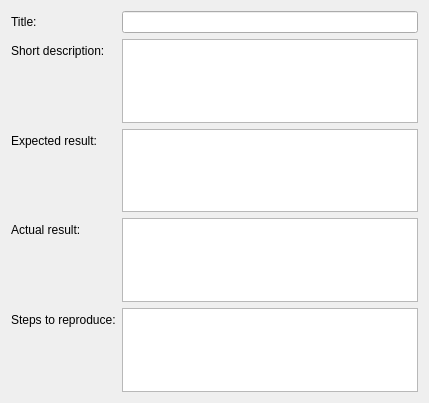
Before: the Qt Designer form src/plugins/dolozhee/bugreportpage.ui in 0xd34df00d/leechcraft, drawn with Qt 5.
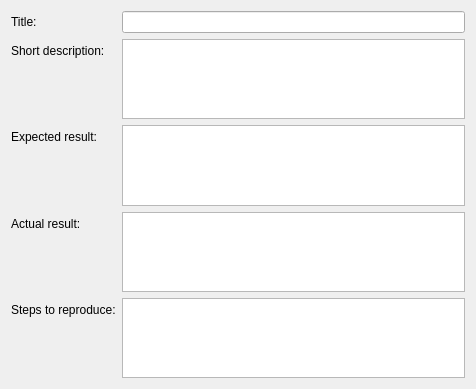
After: the same form once the commit is applied.

Diff of the .ui file:
```diff
--- a/src/plugins/dolozhee/bugreportpage.ui
+++ b/src/plugins/dolozhee/bugreportpage.ui
@@ -6,8 +6,8 @@
    <rect>
     <x>0</x>
     <y>0</y>
-    <width>429</width>
-    <height>403</height>
+    <width>476</width>
+    <height>389</height>
    </rect>
   </property>
   <property name="windowTitle">
@@ -35,7 +35,14 @@
     </widget>
    </item>
    <item row="1" column="1">
-    <widget class="QPlainTextEdit" name="ShortDesc_"/>
+    <widget class="QPlainTextEdit" name="ShortDesc_">
+     <property name="sizePolicy">
+      <sizepolicy hsizetype="Expanding" vsizetype="Expanding">
+       <horstretch>0</horstretch>
+       <verstretch>1</verstretch>
+      </sizepolicy>
+     </property>
+    </widget>
    </item>
    <item row="4" column="0">
     <widget class="QLabel" name="label_3">
@@ -45,7 +52,14 @@
     </widget>
    </item>
    <item row="4" column="1">
-    <widget class="QPlainTextEdit" name="STR_"/>
+    <widget class="QPlainTextEdit" name="STR_">
+     <property name="sizePolicy">
+      <sizepolicy hsizetype="Expanding" vsizetype="Expanding">
+       <horstretch>0</horstretch>
+       <verstretch>1</verstretch>
+      </sizepolicy>
+     </property>
+    </widget>
    </item>
    <item row="2" column="0">
     <widget class="QLabel" name="label_4">
@@ -55,7 +69,14 @@
     </widget>
    </item>
    <item row="2" column="1">
-    <widget class="QPlainTextEdit" name="ER_"/>
+    <widget class="QPlainTextEdit" name="ER_">
+     <property name="sizePolicy">
+      <sizepolicy hsizetype="Expanding" vsizetype="Expanding">
+       <horstretch>0</horstretch>
+       <verstretch>1</verstretch>
+      </sizepolicy>
+     </property>
+    </widget>
    </item>
    <item row="3" column="0">
     <widget class="QLabel" name="label_5">
@@ -65,7 +86,14 @@
     </widget>
    </item>
    <item row="3" column="1">
-    <widget class="QPlainTextEdit" name="AR_"/>
+    <widget class="QPlainTextEdit" name="AR_">
+     <property name="sizePolicy">
+      <sizepolicy hsizetype="Expanding" vsizetype="Expanding">
+       <horstretch>0</horstretch>
+       <verstretch>1</verstretch>
+      </sizepolicy>
+     </property>
+    </widget>
    </item>
   </layout>
  </widget>
```
